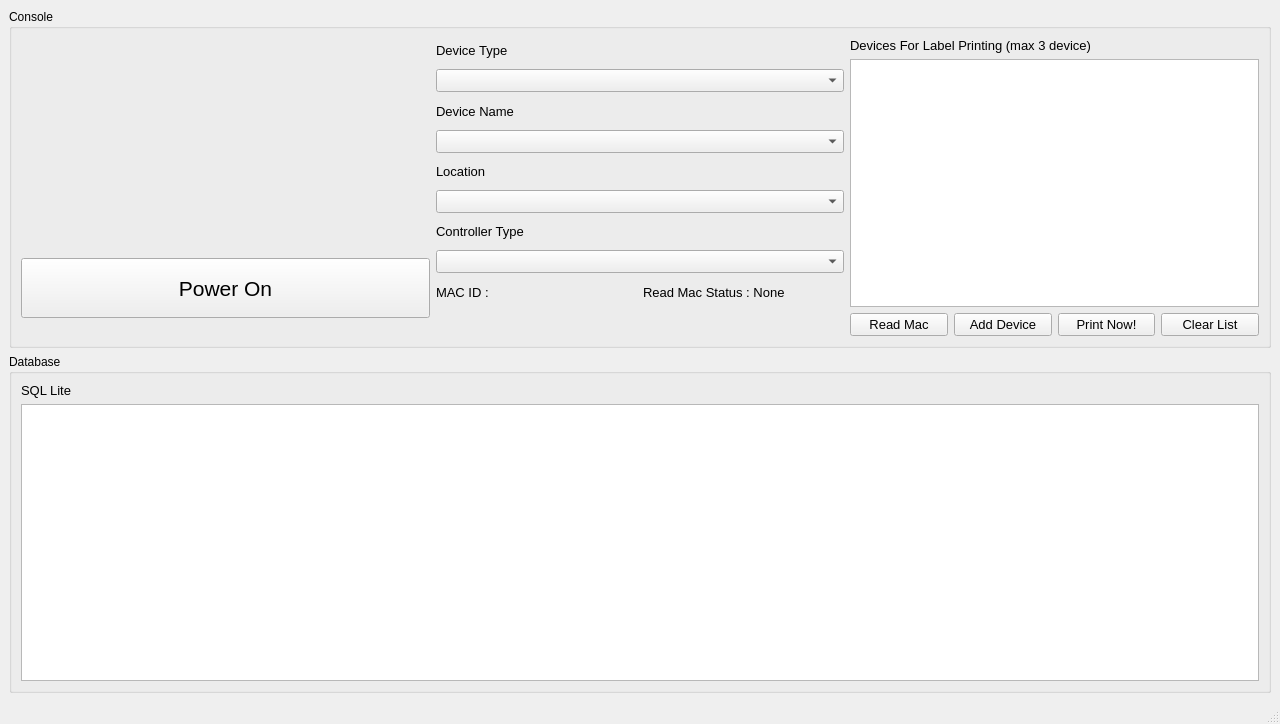
kilescg/MacID_Reader, file qt/deviceAssigningTool.ui: the form before one commit.
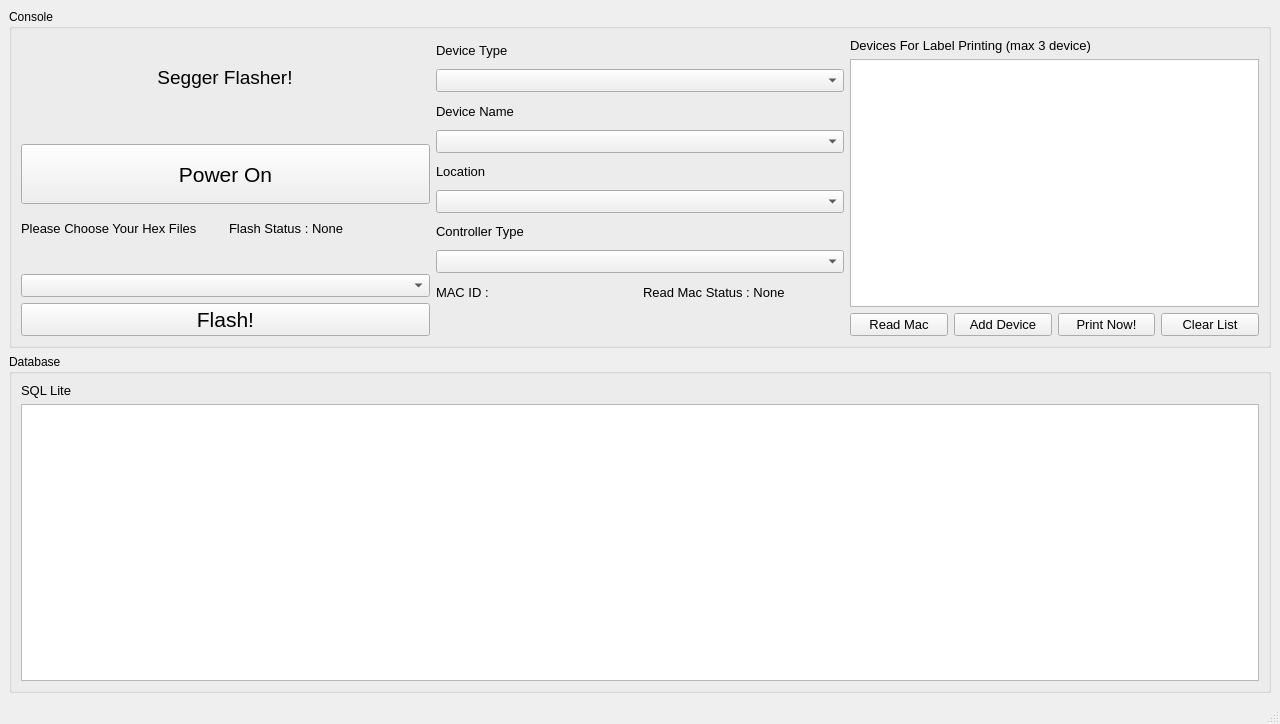
The form after the commit. Icons and pictures are not drawn.

Commit message: add flash feature

What changed in the file:
```diff
--- a/qt/deviceAssigningTool.ui
+++ b/qt/deviceAssigningTool.ui
@@ -47,10 +47,7 @@
             </size>
            </property>
            <property name="text">
-            <string/>
-           </property>
-           <property name="textFormat">
-            <enum>Qt::AutoText</enum>
+            <string>&lt;html&gt;&lt;head/&gt;&lt;body&gt;&lt;p&gt;&lt;span style=&quot; font-size:14pt;&quot;&gt;Segger Flasher!&lt;/span&gt;&lt;/p&gt;&lt;/body&gt;&lt;/html&gt;</string>
            </property>
            <property name="pixmap">
             <pixmap>img/SEGGER-Logo-the-embedded-experts-RGB.png</pixmap>
@@ -93,6 +90,56 @@
            </property>
           </widget>
          </item>
+         <item>
+          <layout class="QHBoxLayout" name="horizontalLayout_2">
+           <item>
+            <widget class="QLabel" name="hexFilesLabel">
+             <property name="styleSheet">
+              <string notr="true">QLabel {
+	font-size: 10pt
+}</string>
+             </property>
+             <property name="text">
+              <string>Please Choose Your Hex Files</string>
+             </property>
+            </widget>
+           </item>
+           <item>
+            <widget class="QLabel" name="label_2">
+             <property name="styleSheet">
+              <string notr="true">QLabel {
+	font-size: 10pt
+}</string>
+             </property>
+             <property name="text">
+              <string>Flash Status : None</string>
+             </property>
+            </widget>
+           </item>
+          </layout>
+         </item>
+         <item>
+          <widget class="QComboBox" name="comboBox">
+           <property name="styleSheet">
+            <string notr="true">QComboBox {
+	font-size: 10pt
+}
+</string>
+           </property>
+          </widget>
+         </item>
+         <item>
+          <widget class="QPushButton" name="pushButton">
+           <property name="styleSheet">
+            <string notr="true">QAbstractButton {
+	font-size: 16pt
+}</string>
+           </property>
+           <property name="text">
+            <string>Flash!</string>
+           </property>
+          </widget>
+         </item>
         </layout>
        </item>
        <item row="0" column="2">
```
Left out of the diff: 2 changed lines with no effect on the pictures. The commit also changes 14 other files.
